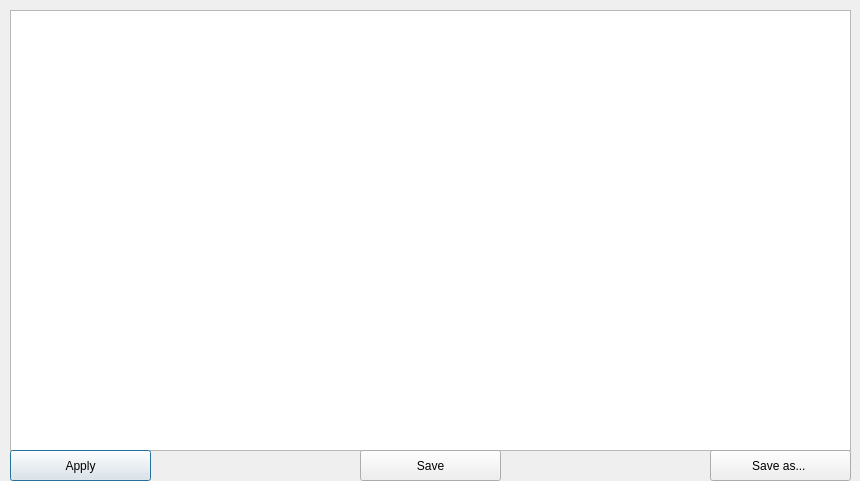
Above: gui/YarrGui/editcfgdialog.ui from Yarr/Yarr before the change. Below: the same form after it.
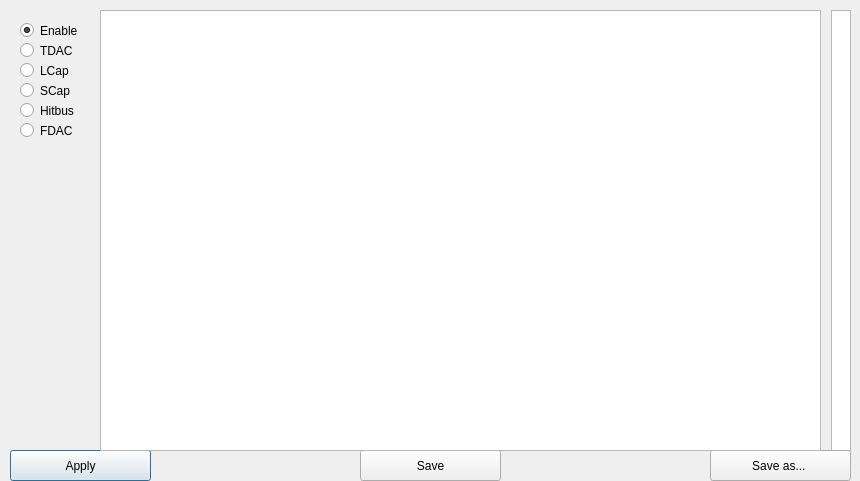
That is the form after the change.

Commit message: not ready for use

The edit to the form file:
```diff
--- a/gui/YarrGui/editcfgdialog.ui
+++ b/gui/YarrGui/editcfgdialog.ui
@@ -16,9 +16,9 @@
   <widget class="QPlainTextEdit" name="cfgEdit">
    <property name="geometry">
     <rect>
-     <x>10</x>
+     <x>831</x>
      <y>10</y>
-     <width>841</width>
+     <width>20</width>
      <height>441</height>
     </rect>
    </property>
@@ -80,6 +80,97 @@
     <string>Save as... </string>
    </property>
   </widget>
+  <widget class="QTableWidget" name="cfgTable">
+   <property name="geometry">
+    <rect>
+     <x>100</x>
+     <y>10</y>
+     <width>721</width>
+     <height>441</height>
+    </rect>
+   </property>
+  </widget>
+  <widget class="QRadioButton" name="EnableRadio">
+   <property name="geometry">
+    <rect>
+     <x>20</x>
+     <y>20</y>
+     <width>71</width>
+     <height>21</height>
+    </rect>
+   </property>
+   <property name="text">
+    <string>Enable</string>
+   </property>
+   <property name="checked">
+    <bool>true</bool>
+   </property>
+  </widget>
+  <widget class="QRadioButton" name="TDACRadio">
+   <property name="geometry">
+    <rect>
+     <x>20</x>
+     <y>40</y>
+     <width>71</width>
+     <height>21</height>
+    </rect>
+   </property>
+   <property name="text">
+    <string>TDAC</string>
+   </property>
+  </widget>
+  <widget class="QRadioButton" name="LCapRadio">
+   <property name="geometry">
+    <rect>
+     <x>20</x>
+     <y>60</y>
+     <width>71</width>
+     <height>21</height>
+    </rect>
+   </property>
+   <property name="text">
+    <string>LCap</string>
+   </property>
+  </widget>
+  <widget class="QRadioButton" name="SCapRadio">
+   <property name="geometry">
+    <rect>
+     <x>20</x>
+     <y>80</y>
+     <width>71</width>
+     <height>21</height>
+    </rect>
+   </property>
+   <property name="text">
+    <string>SCap</string>
+   </property>
+  </widget>
+  <widget class="QRadioButton" name="HitbusRadio">
+   <property name="geometry">
+    <rect>
+     <x>20</x>
+     <y>100</y>
+     <width>71</width>
+     <height>21</height>
+    </rect>
+   </property>
+   <property name="text">
+    <string>Hitbus</string>
+   </property>
+  </widget>
+  <widget class="QRadioButton" name="FDACRadio">
+   <property name="geometry">
+    <rect>
+     <x>20</x>
+     <y>120</y>
+     <width>71</width>
+     <height>21</height>
+    </rect>
+   </property>
+   <property name="text">
+    <string>FDAC</string>
+   </property>
+  </widget>
  </widget>
  <resources/>
  <connections/>
```
The commit also changes 1 other file.
